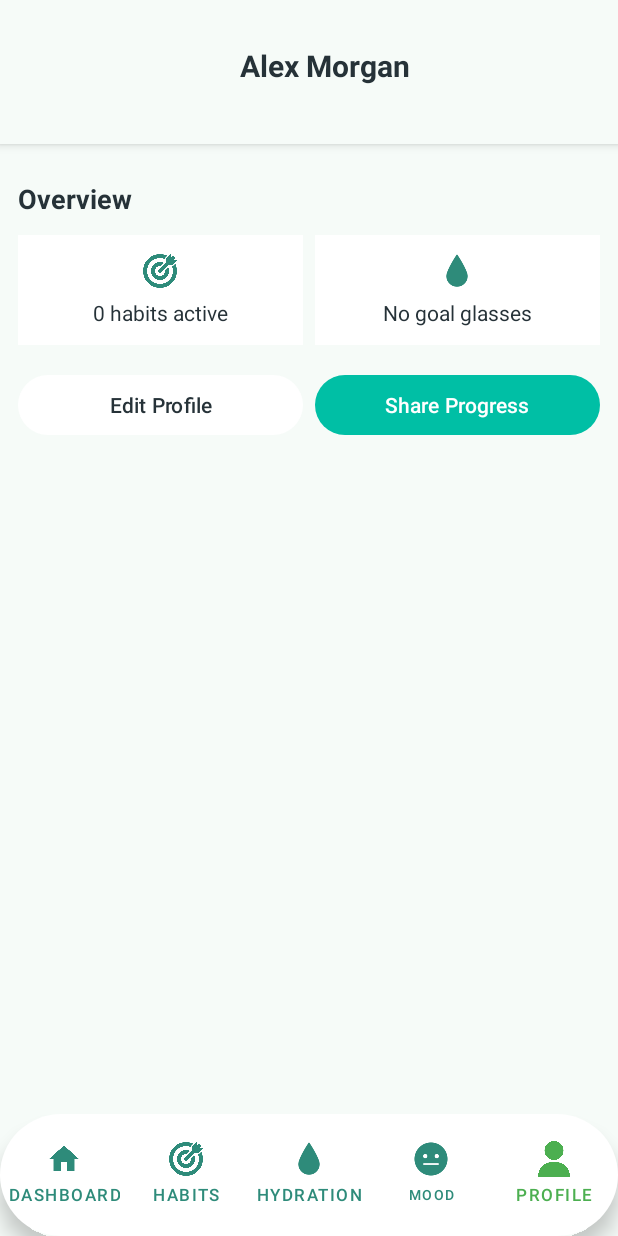
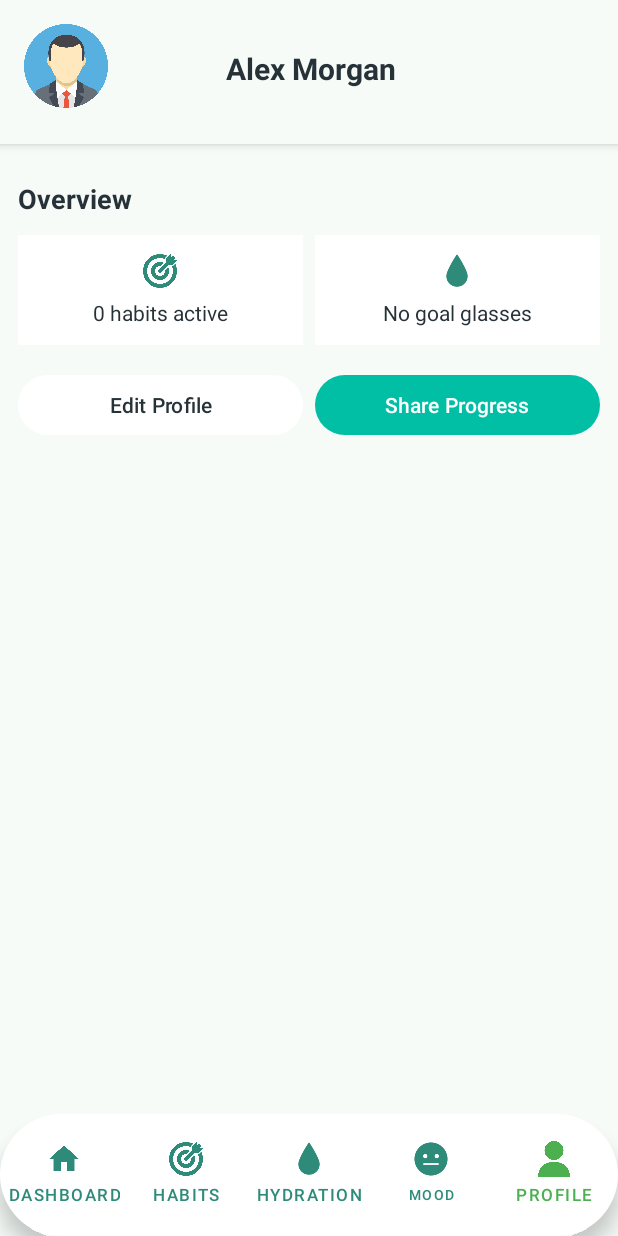
Before and after one commit to OsandaMadugalle/Wellness_Pro, an Android app: the ProfileScreen screen opened directly, with no data from a screen before it, on a phone screen of 412 x 824 dp. Run offline under Robolectric (Android 15) with nearby library versions, the phone set to English and light mode, and no system bars.

Commit message:
updated profile screen UI

```diff
--- a/app/src/main/java/com/example/wellness_pro/ProfileScreen.kt
+++ b/app/src/main/java/com/example/wellness_pro/ProfileScreen.kt
@@ -26,10 +26,9 @@ class ProfileScreen : BaseBottomNavActivity() {
     override val layoutId: Int
         get() = R.layout.activity_profile_screen
 
-    // avatar removed from layout
+    // Header views
+    private lateinit var imageViewAvatar: ImageView
     private lateinit var textViewName: TextView
-    // subtitle removed from layout; keep only title
-    // private lateinit var textViewEmail: TextView
 
     // Stats row views
     private lateinit var tileHabits: View
@@ -44,6 +43,8 @@ class ProfileScreen : BaseBottomNavActivity() {
         super.onCreate(savedInstanceState)
 
         try {
+
+            imageViewAvatar = findViewById(R.id.imageViewAvatar)
             textViewName = findViewById(R.id.textViewScreenTitle)
 
             // Bind stats-related views
@@ -181,6 +182,7 @@ class ProfileScreen : BaseBottomNavActivity() {
         val prefs = getSharedPreferences("AppSettingsPrefs", android.content.Context.MODE_PRIVATE)
         val displayName = prefs.getString("display_name", null)
         if (::textViewName.isInitialized) textViewName.text = displayName?.takeIf { it.isNotBlank() } ?: getString(R.string.name)
+        // Optionally, we could generate initials and overlay them on the avatar. Keep default drawable for now.
     }
 
     private fun loadAndDisplayAppUserProgress() {
--- a/app/src/main/res/layout/activity_profile_screen.xml
+++ b/app/src/main/res/layout/activity_profile_screen.xml
@@ -49,12 +49,16 @@
             android:orientation="horizontal"
             android:gravity="center_vertical">
 
-            <!-- avatar removed per request; keep placeholder for symmetry -->
-            <View
+            <!-- avatar: show user avatar (or initials) -->
+            <ImageView
+                android:id="@+id/imageViewAvatar"
                 android:layout_width="56dp"
                 android:layout_height="56dp"
-                android:layout_marginEnd="8dp"
-                android:visibility="invisible" />
+                android:layout_marginEnd="12dp"
+                android:src="@drawable/ic_avatar"
+                android:contentDescription="@string/user_avatar"
+                android:scaleType="centerCrop"
+                android:background="@drawable/bg_avatar_circle" />
 
             <Space
                 android:layout_width="0dp"
@@ -68,7 +72,7 @@
                 android:layout_height="wrap_content"
                 android:layout_weight="2"
                 android:orientation="vertical"
-                android:gravity="center">
+                android:gravity="center_vertical">
 
                 <TextView
                     android:id="@+id/textViewScreenTitle"
@@ -78,13 +82,15 @@
                     android:textColor="@color/textColorPrimary"
                     android:textSize="20sp"
                     android:textStyle="bold"
-                    android:textAlignment="center"
                     android:ellipsize="end"
-                    android:maxLines="2"
-                    app:autoSizeMaxTextSize="32sp"
+                    android:maxLines="1"
+                    android:paddingTop="4dp"
+                    app:autoSizeMaxTextSize="28sp"
                     app:autoSizeMinTextSize="16sp"
                     app:autoSizeStepGranularity="2sp"
                     app:autoSizeTextType="uniform" />
+
+                <!-- email removed intentionally -->
 
             </LinearLayout>
 
```
